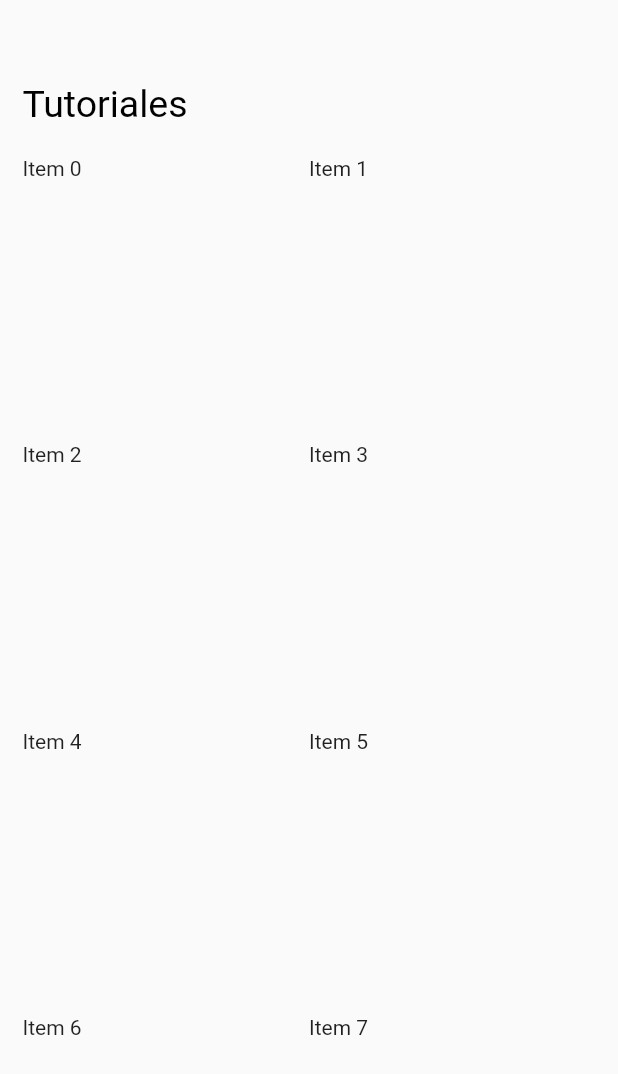
After one commit to machelito/lemonycakes, a Flutter app: the TutorialsScreen screen opened directly, on a phone screen of 412 x 824 dp. The commit adds this screen. Shown: the top 1074 px of the screen. Run offline on Flutter 3.47's test engine with Material 2 defaults, Android fonts, the phone set to English and light mode, and no system bars; our stand-ins replace cloud_firestore, firebase_messaging, shared_preferences; accounts and stored records are empty.

Commit message:
Added Tutorials Screen

```diff
--- a/lib/src/app.dart
+++ b/lib/src/app.dart
@@ -21,6 +21,7 @@ part 'item.dart';
 part 'login.dart';
 part 'settings.dart';
 part 'translations.dart';
+part 'tutorials.dart';
 
 class LemonyCakesApp extends StatelessWidget {
   @override
--- /dev/null
+++ b/lib/src/tutorials.dart
@@ -0,0 +1,44 @@
+part of app;
+
+class TutorialsScreen extends StatelessWidget {
+
+  @override
+  Widget build(BuildContext context) {
+    return Scaffold(
+      body: Container(
+        padding: EdgeInsets.all(15.0),
+        child: Column(
+          mainAxisAlignment: MainAxisAlignment.start,
+          children: <Widget>[
+            Row(
+              children: <Widget>[
+                Padding(
+                  padding: EdgeInsets.fromLTRB(0.0, 40.0, 0.0, 20.0),
+                  child: Text(
+                    allTranslations.text('tutorials'),
+                    style: TextStyle(
+                        color: Colors.black,
+                        fontFamily: 'Roboto',
+                        fontSize: 25.0),
+                  ),
+                ),
+              ],
+            ),
+            Flexible(
+              child: GridView.count(
+                crossAxisCount: 2,
+                children: List.generate(14, (index) {
+                    return Text(
+                      'Item $index',
+                    );
+                  }
+                ),
+              ),
+            ),
+          ],
+        ),
+      ),
+    );
+  }
+
+}
```
